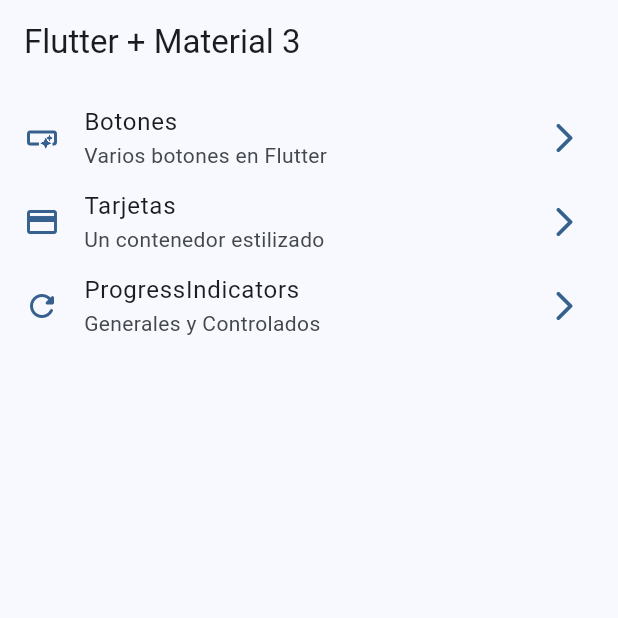
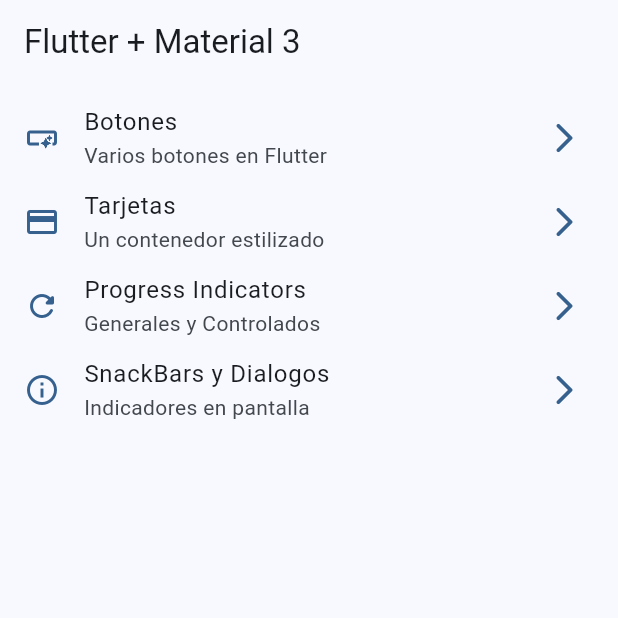
Before and after one commit to elojaa6/widgets_app, a Flutter app: the screen it shows after launch, on a phone screen of 412 x 824 dp, the top half of it. Run offline on Flutter 3.47's test engine with Material 2 defaults, Android fonts, the phone set to English and light mode, and no system bars; our stand-ins replace go_router.

Commit message:
Snackbars dialogs

```diff
--- a/lib/config/menu/menu_items.dart
+++ b/lib/config/menu/menu_items.dart
@@ -27,8 +27,14 @@ const appMenuItems = <MenuItem>[
       icon: Icons.credit_card),
 
   MenuItem(
-      title: 'ProgressIndicators',
+      title: 'Progress Indicators',
       subTitle: 'Generales y Controlados',
       link: '/progress',
       icon: Icons.refresh_rounded),
+
+  MenuItem(
+      title: 'SnackBars y Dialogos',
+      subTitle: 'Indicadores en pantalla',
+      link: '/snackbars',
+      icon: Icons.info_outline),
 ];
--- a/lib/config/router/app_router.dart
+++ b/lib/config/router/app_router.dart
@@ -27,5 +27,11 @@ final appRouter = GoRouter(
       name: ProgressScreen.name,
       builder: (context, state) => const ProgressScreen(),
     ),
+
+    GoRoute(
+      path: '/snackbars',
+      name: SnackbarScreen.name,
+      builder: (context, state) => const SnackbarScreen(),
+    ),
   ]
 );
--- a/lib/main.dart
+++ b/lib/main.dart
@@ -12,6 +12,7 @@ class MainApp extends StatelessWidget {
   @override
   Widget build(BuildContext context) {
     return MaterialApp.router(
+      title: 'Flutter Widgets',
       routerConfig: appRouter,
       debugShowCheckedModeBanner: false,
       theme: AppTheme(selectedColor: 0).getTheme(),
```
Also changed, not shown: lib/presentation/screens/snackbar/snackbar_screen.dart (+55 -1 lines).
